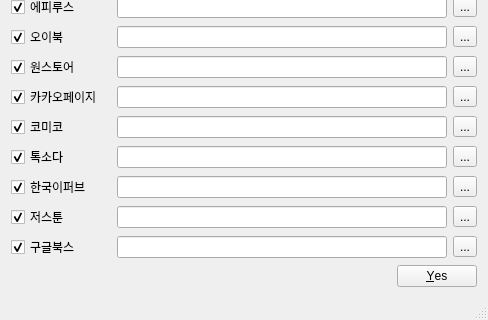
First picture: the form in src/formFiles/MainWindow.ui, repository fsest4u/Gemini, before the edit; both pictures show x 0 to 488 and y 262 to 582 of the 488 by 582 pixel window.
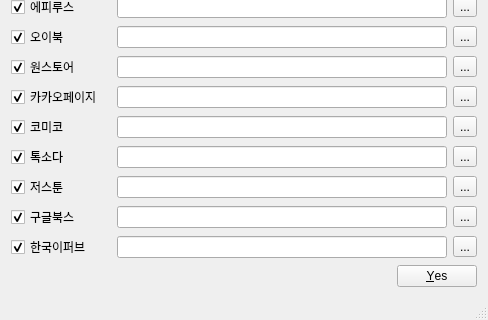
Second picture: the form after the edit.

Commit message: kepub 순서를 맨마지막으로 이동

Patch:
```diff
--- a/src/formFiles/MainWindow.ui
+++ b/src/formFiles/MainWindow.ui
@@ -536,46 +536,6 @@
      </layout>
     </item>
     <item row="13" column="0" colspan="2">
-     <layout class="QGridLayout" name="KepubLayout">
-      <item row="0" column="0">
-       <widget class="QCheckBox" name="KepubCheckBox">
-        <property name="minimumSize">
-         <size>
-          <width>100</width>
-          <height>0</height>
-         </size>
-        </property>
-        <property name="text">
-         <string>한국이퍼브</string>
-        </property>
-        <property name="checked">
-         <bool>true</bool>
-        </property>
-       </widget>
-      </item>
-      <item row="0" column="1">
-       <widget class="QLineEdit" name="KepubFilepath">
-        <property name="enabled">
-         <bool>true</bool>
-        </property>
-        <property name="readOnly">
-         <bool>true</bool>
-        </property>
-       </widget>
-      </item>
-      <item row="0" column="2">
-       <widget class="QToolButton" name="KepubFileButton">
-        <property name="enabled">
-         <bool>true</bool>
-        </property>
-        <property name="text">
-         <string>...</string>
-        </property>
-       </widget>
-      </item>
-     </layout>
-    </item>
-    <item row="14" column="0" colspan="2">
      <layout class="QGridLayout" name="JustoonLayout">
       <item row="0" column="0">
        <widget class="QCheckBox" name="JustoonCheckBox">
@@ -615,7 +575,7 @@
       </item>
      </layout>
     </item>
-    <item row="15" column="0" colspan="2">
+    <item row="14" column="0" colspan="2">
      <layout class="QGridLayout" name="GoogleLayout">
       <item row="0" column="0">
        <widget class="QCheckBox" name="GoogleCheckBox">
@@ -655,6 +615,46 @@
       </item>
      </layout>
     </item>
+    <item row="15" column="0" colspan="2">
+     <layout class="QGridLayout" name="KepubLayout">
+      <item row="0" column="0">
+       <widget class="QCheckBox" name="KepubCheckBox">
+        <property name="minimumSize">
+         <size>
+          <width>100</width>
+          <height>0</height>
+         </size>
+        </property>
+        <property name="text">
+         <string>한국이퍼브</string>
+        </property>
+        <property name="checked">
+         <bool>true</bool>
+        </property>
+       </widget>
+      </item>
+      <item row="0" column="1">
+       <widget class="QLineEdit" name="KepubFilepath">
+        <property name="enabled">
+         <bool>true</bool>
+        </property>
+        <property name="readOnly">
+         <bool>true</bool>
+        </property>
+       </widget>
+      </item>
+      <item row="0" column="2">
+       <widget class="QToolButton" name="KepubFileButton">
+        <property name="enabled">
+         <bool>true</bool>
+        </property>
+        <property name="text">
+         <string>...</string>
+        </property>
+       </widget>
+      </item>
+     </layout>
+    </item>
     <item row="16" column="0">
      <spacer name="horizontalSpacer_4">
       <property name="orientation">
```
The commit also changes 9 other files.
